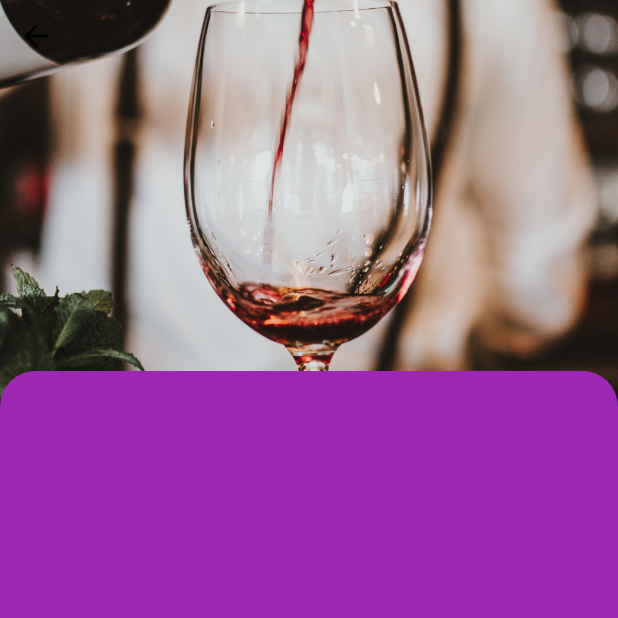
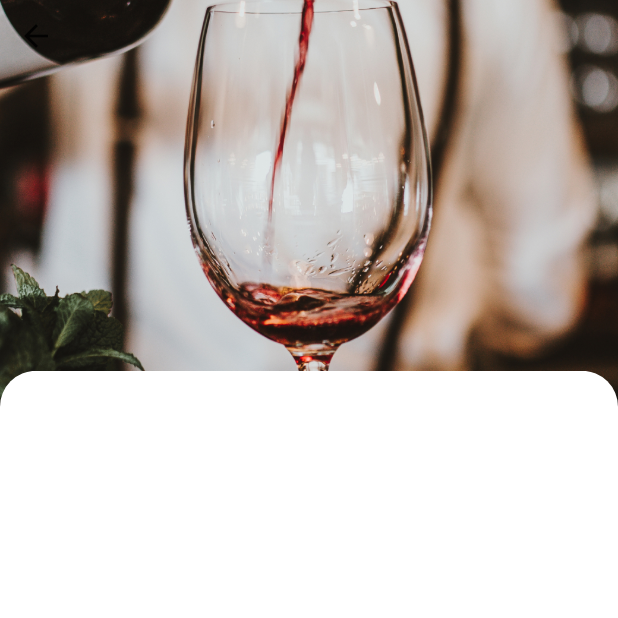
Before and after one commit to youngmi97/winepedia, a Flutter app: the DetailsScreen screen opened directly with sample values from the repository, on a phone screen of 412 x 824 dp, the top half of it. Run offline on Flutter 3.47's test engine with Material 2 defaults, Android fonts, the phone set to English and light mode, and no system bars.

Commit message:
update details screen

```diff
--- a/lib/screens/details/components/body.dart
+++ b/lib/screens/details/components/body.dart
@@ -14,7 +14,7 @@ class Body extends StatelessWidget {
     // it will provide us with total height and width
     Size size = MediaQuery.of(context).size;
     return Column(children: <Widget>[
-      Container(
+      SizedBox(
           height: size.height,
           child: Stack(children: <Widget>[
             Container(
@@ -49,7 +49,7 @@ class Body extends StatelessWidget {
                                     //     onVerticalDragDown: (event) =>
                                     //         Navigator.pop(context)),
                                     decoration: const BoxDecoration(
-                                        color: Colors.purple,
+                                        color: Colors.white,
                                         borderRadius: BorderRadius.only(
                                             topLeft: Radius.circular(24),
                                             topRight: Radius.circular(24)))),
```
